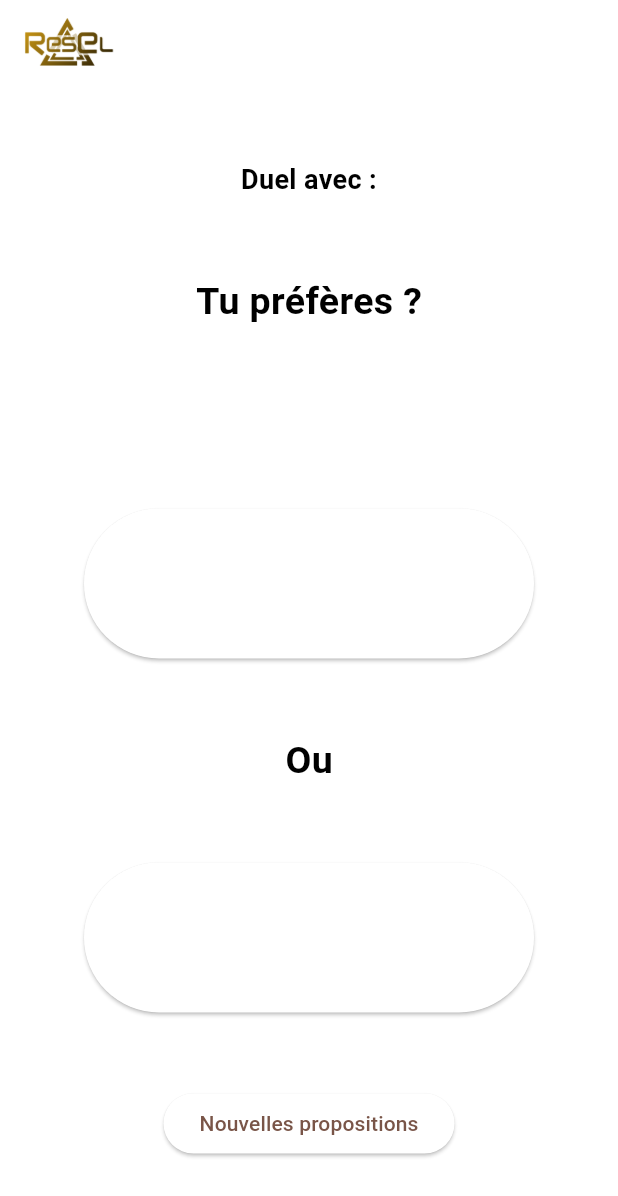
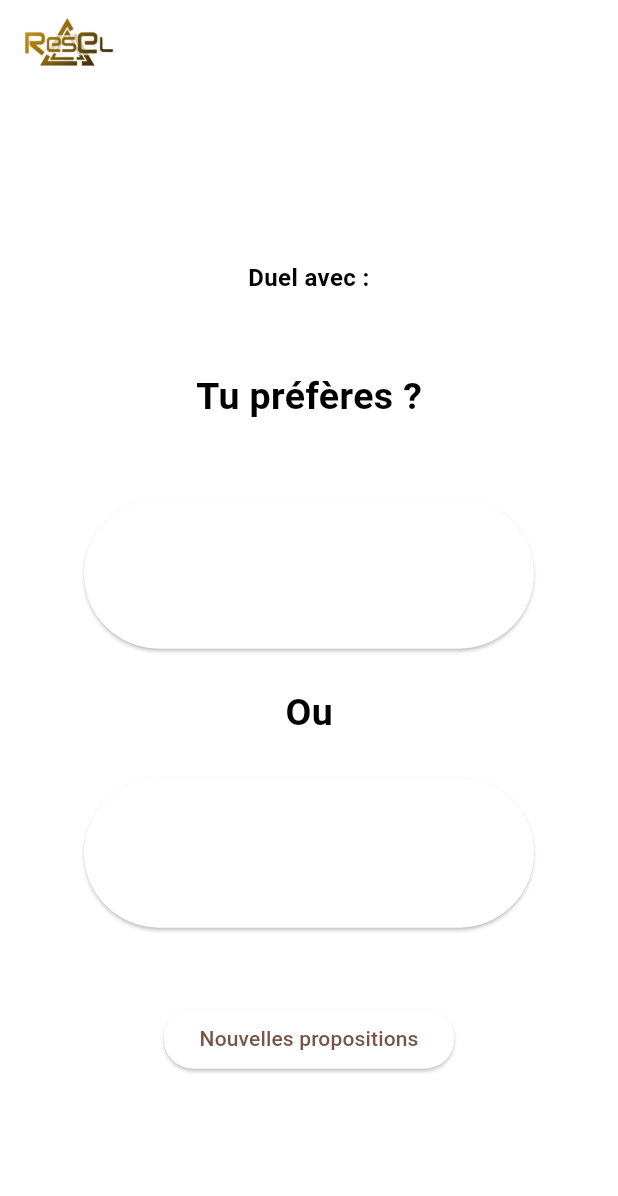
Before and after one commit to RayaneB75/multiplayer-wyr, a Flutter app: the WyrWindow screen opened directly with empty values, on a phone screen of 412 x 824 dp. Shown: the top 1196 px of the screen. Run offline on Flutter 3.47's test engine with Material 2 defaults, Android fonts, the phone set to English and light mode, and no system bars; our stand-ins replace simple_gradient_text; missing offline and left inert: universal_html; network calls fail; project files that could hold a hidden picture were left out.

Commit message:
c'est très responsive

```diff
--- a/front/lib/wyr.dart
+++ b/front/lib/wyr.dart
@@ -56,22 +56,23 @@ class Wyr extends StatelessWidget {
         mainAxisAlignment: MainAxisAlignment.center,
         crossAxisAlignment: CrossAxisAlignment.center,
         children: <Widget>[
+          const SizedBox(height: 10),
           Text('Duel avec : $playedUser',
               textAlign: TextAlign.center,
               style:
-                  const TextStyle(fontSize: 18, fontWeight: FontWeight.bold)),
+                  const TextStyle(fontSize: 16, fontWeight: FontWeight.bold)),
           const SizedBox(height: 50),
           const Text('Tu préfères ?',
               style: TextStyle(fontSize: 25, fontWeight: FontWeight.bold)),
-          const SizedBox(height: 120),
+          const SizedBox(height: 50),
           Choice(
             buttonText: firstProp,
             userId: userId,
           ),
-          const SizedBox(height: 50),
+          const SizedBox(height: 25),
           const Text('Ou',
               style: TextStyle(fontSize: 25, fontWeight: FontWeight.bold)),
-          const SizedBox(height: 50),
+          const SizedBox(height: 25),
           Choice(
             buttonText: secondProp,
             userId: userId,
```
